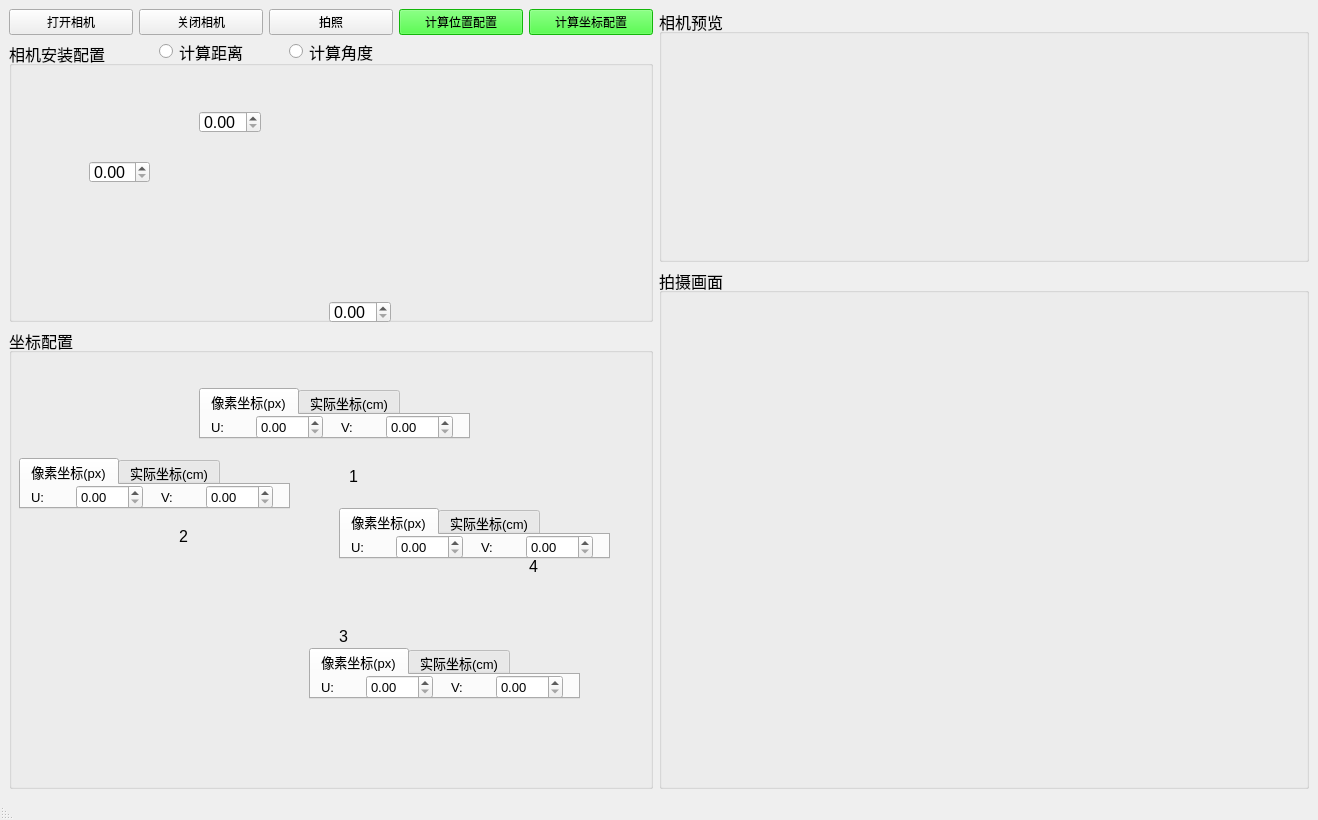
zhengsiyusy/camera_distance, file camera.ui: the form before one commit.
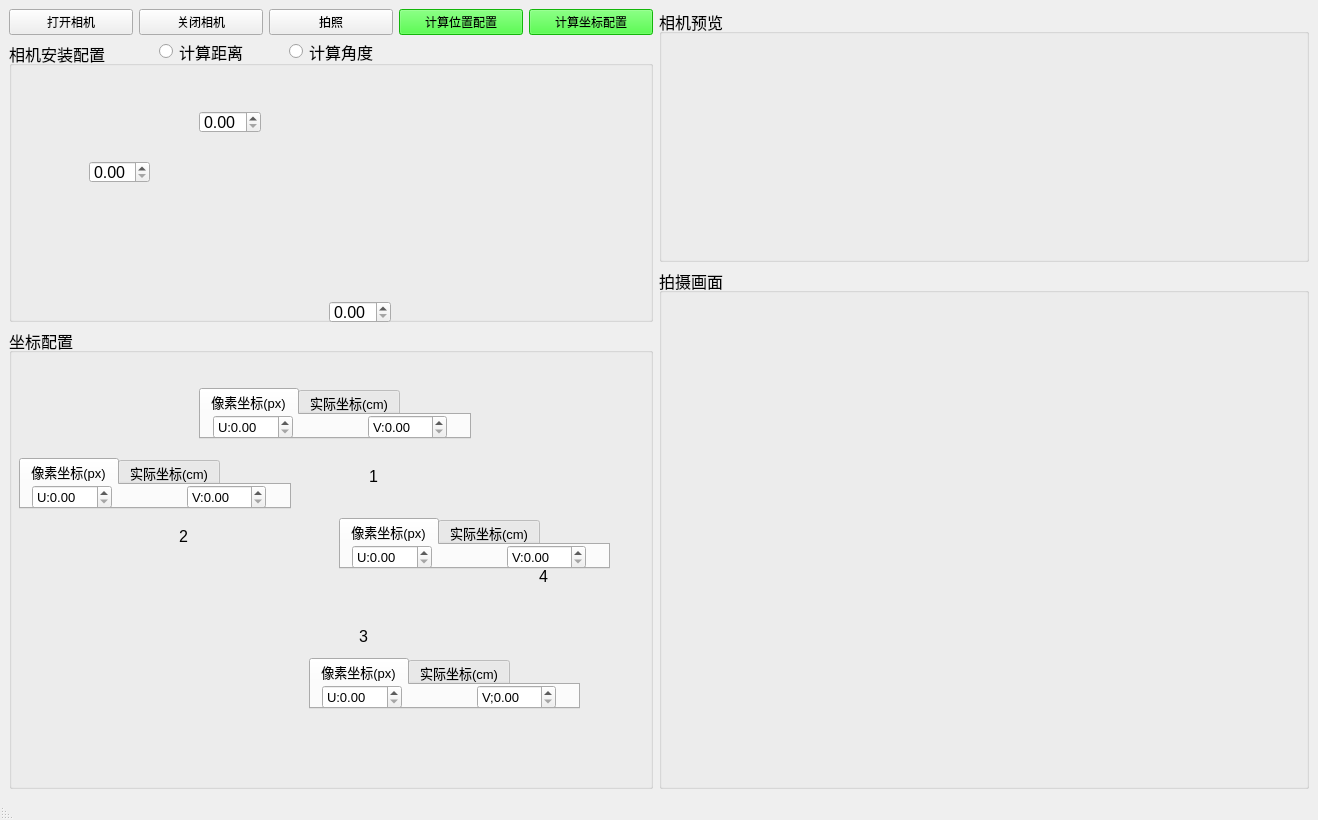
The form after the commit. The open tabs and pages were chosen to show the change. Icons and pictures are not drawn.

```diff
--- a/camera.ui
+++ b/camera.ui
@@ -243,7 +243,7 @@
           <rect>
            <x>190</x>
            <y>60</y>
-           <width>271</width>
+           <width>272</width>
            <height>51</height>
           </rect>
          </property>
@@ -259,54 +259,21 @@
           <attribute name="title">
            <string>像素坐标(px)</string>
           </attribute>
-          <widget class="QWidget" name="layoutWidget">
+          <widget class="QWidget" name="">
            <property name="geometry">
             <rect>
-             <x>140</x>
+             <x>12</x>
              <y>0</y>
-             <width>112</width>
-             <height>25</height>
-            </rect>
-           </property>
-           <layout class="QHBoxLayout" name="horizontalLayout_2">
-            <item>
-             <widget class="QLabel" name="px_v1">
-              <property name="text">
-               <string>V:</string>
-              </property>
-             </widget>
-            </item>
-            <item>
-             <widget class="QDoubleSpinBox" name="left_up_px_v">
-              <property name="maximum">
-               <double>480.000000000000000</double>
-              </property>
-              <property name="singleStep">
-               <double>0.100000000000000</double>
-              </property>
-             </widget>
-            </item>
-           </layout>
-          </widget>
-          <widget class="QWidget" name="layoutWidget">
-           <property name="geometry">
-            <rect>
-             <x>10</x>
-             <y>0</y>
-             <width>112</width>
+             <width>234</width>
              <height>25</height>
             </rect>
            </property>
            <layout class="QHBoxLayout" name="horizontalLayout">
-            <item>
-             <widget class="QLabel" name="px_u1">
-              <property name="text">
-               <string>U:</string>
-              </property>
-             </widget>
-            </item>
             <item>
              <widget class="QDoubleSpinBox" name="left_up_px_u">
+              <property name="prefix">
+               <string>U:</string>
+              </property>
               <property name="minimum">
                <double>0.000000000000000</double>
               </property>
@@ -318,6 +285,32 @@
               </property>
              </widget>
             </item>
+            <item>
+             <spacer name="horizontalSpacer">
+              <property name="orientation">
+               <enum>Qt::Horizontal</enum>
+              </property>
+              <property name="sizeHint" stdset="0">
+               <size>
+                <width>48</width>
+                <height>20</height>
+               </size>
+              </property>
+             </spacer>
+            </item>
+            <item>
+             <widget class="QDoubleSpinBox" name="left_up_px_v">
+              <property name="prefix">
+               <string>V:</string>
+              </property>
+              <property name="maximum">
+               <double>480.000000000000000</double>
+              </property>
+              <property name="singleStep">
+               <double>0.100000000000000</double>
+              </property>
+             </widget>
+            </item>
            </layout>
           </widget>
          </widget>
@@ -334,14 +327,7 @@
              <height>25</height>
             </rect>
            </property>
-           <layout class="QHBoxLayout" name="horizontalLayout_3">
-            <item>
-             <widget class="QLabel" name="cm_x1">
-              <property name="text">
-               <string>X:</string>
-              </property>
-             </widget>
-            </item>
+           <layout class="QHBoxLayout" name="horizontalLayout_2">
             <item>
              <widget class="QDoubleSpinBox" name="left_up_cm_x">
               <property name="minimum">
@@ -352,24 +338,18 @@
               </property>
              </widget>
             </item>
-           </layout>
-          </widget>
-          <widget class="QWidget" name="layoutWidget_3">
-           <property name="geometry">
-            <rect>
-             <x>140</x>
-             <y>0</y>
-             <width>112</width>
-             <height>25</height>
-            </rect>
-           </property>
-           <layout class="QHBoxLayout" name="horizontalLayout_4">
             <item>
-             <widget class="QLabel" name="cm_y1">
-              <property name="text">
-               <string>Y:</string>
+             <spacer name="horizontalSpacer_7">
+              <property name="orientation">
+               <enum>Qt::Horizontal</enum>
               </property>
-             </widget>
+              <property name="sizeHint" stdset="0">
+               <size>
+                <width>48</width>
+                <height>20</height>
+               </size>
+              </property>
+             </spacer>
             </item>
             <item>
              <widget class="QDoubleSpinBox" name="left_up_cm_y">
@@ -386,7 +366,7 @@
          <property name="geometry">
           <rect>
            <x>300</x>
-           <y>320</y>
+           <y>330</y>
            <width>271</width>
            <height>51</height>
           </rect>
@@ -403,54 +383,21 @@
           <attribute name="title">
            <string>像素坐标(px)</string>
           </attribute>
-          <widget class="QWidget" name="layoutWidget_8">
+          <widget class="QWidget" name="">
            <property name="geometry">
             <rect>
-             <x>140</x>
+             <x>11</x>
              <y>0</y>
-             <width>112</width>
+             <width>234</width>
              <height>25</height>
             </rect>
            </property>
-           <layout class="QHBoxLayout" name="horizontalLayout_9">
-            <item>
-             <widget class="QLabel" name="px_v3">
-              <property name="text">
-               <string>V:</string>
-              </property>
-             </widget>
-            </item>
-            <item>
-             <widget class="QDoubleSpinBox" name="right_down_px_v">
-              <property name="maximum">
-               <double>480.000000000000000</double>
-              </property>
-              <property name="singleStep">
-               <double>0.100000000000000</double>
-              </property>
-             </widget>
-            </item>
-           </layout>
-          </widget>
-          <widget class="QWidget" name="layoutWidget_9">
-           <property name="geometry">
-            <rect>
-             <x>10</x>
-             <y>0</y>
-             <width>112</width>
-             <height>25</height>
-            </rect>
-           </property>
-           <layout class="QHBoxLayout" name="horizontalLayout_10">
-            <item>
-             <widget class="QLabel" name="px_u3">
-              <property name="text">
-               <string>U:</string>
-              </property>
-             </widget>
-            </item>
+           <layout class="QHBoxLayout" name="horizontalLayout_6">
             <item>
              <widget class="QDoubleSpinBox" name="right_down_px_u">
+              <property name="prefix">
+               <string>U:</string>
+              </property>
               <property name="maximum">
                <double>640.000000000000000</double>
               </property>
@@ -459,6 +406,32 @@
               </property>
              </widget>
             </item>
+            <item>
+             <spacer name="horizontalSpacer_5">
+              <property name="orientation">
+               <enum>Qt::Horizontal</enum>
+              </property>
+              <property name="sizeHint" stdset="0">
+               <size>
+                <width>48</width>
+                <height>20</height>
+               </size>
+              </property>
+             </spacer>
+            </item>
+            <item>
+             <widget class="QDoubleSpinBox" name="right_down_px_v">
+              <property name="prefix">
+               <string>V;</string>
+              </property>
+              <property name="maximum">
+               <double>480.000000000000000</double>
+              </property>
+              <property name="singleStep">
+               <double>0.100000000000000</double>
+              </property>
+             </widget>
+            </item>
            </layout>
           </widget>
          </widget>
@@ -475,14 +448,7 @@
              <height>25</height>
             </rect>
            </property>
-           <layout class="QHBoxLayout" name="horizontalLayout_11">
-            <item>
-             <widget class="QLabel" name="cm_x3">
-              <property name="text">
-               <string>X:</string>
-              </property>
-             </widget>
-            </item>
+           <layout class="QHBoxLayout" name="horizontalLayout_9">
             <item>
              <widget class="QDoubleSpinBox" name="right_down_cm_x">
               <property name="minimum">
@@ -506,11 +472,17 @@
            </property>
            <layout class="QHBoxLayout" name="horizontalLayout_12">
             <item>
-             <widget class="QLabel" name="cm_y3">
-              <property name="text">
-               <string>Y:</string>
+             <spacer name="horizontalSpacer_4">
+              <property name="orientation">
+               <enum>Qt::Horizontal</enum>
               </property>
-             </widget>
+              <property name="sizeHint" stdset="0">
+               <size>
+                <width>48</width>
+                <height>20</height>
+               </size>
+              </property>
+             </spacer>
             </item>
             <item>
              <widget class="QDoubleSpinBox" name="right_down_cm_y">
@@ -527,7 +499,7 @@
          <property name="geometry">
           <rect>
            <x>330</x>
-           <y>180</y>
+           <y>190</y>
            <width>271</width>
            <height>51</height>
           </rect>
@@ -544,54 +516,21 @@
           <attribute name="title">
            <string>像素坐标(px)</string>
           </attribute>
-          <widget class="QWidget" name="layoutWidget_12">
+          <widget class="QWidget" name="">
            <property name="geometry">
             <rect>
-             <x>140</x>
+             <x>11</x>
              <y>0</y>
-             <width>112</width>
+             <width>234</width>
              <height>25</height>
             </rect>
            </property>
-           <layout class="QHBoxLayout" name="horizontalLayout_13">
-            <item>
-             <widget class="QLabel" name="px_v4">
-              <property name="text">
-               <string>V:</string>
-              </property>
-             </widget>
-            </item>
-            <item>
-             <widget class="QDoubleSpinBox" name="right_up_px_v">
-              <property name="maximum">
-               <double>480.000000000000000</double>
-              </property>
-              <property name="singleStep">
-               <double>0.100000000000000</double>
-              </property>
-             </widget>
-            </item>
-           </layout>
-          </widget>
-          <widget class="QWidget" name="layoutWidget_13">
-           <property name="geometry">
-            <rect>
-             <x>10</x>
-             <y>0</y>
-             <width>112</width>
-             <height>25</height>
-            </rect>
-           </property>
-           <layout class="QHBoxLayout" name="horizontalLayout_14">
-            <item>
-             <widget class="QLabel" name="px_u4">
-              <property name="text">
-               <string>U:</string>
-              </property>
-             </widget>
-            </item>
+           <layout class="QHBoxLayout" name="horizontalLayout_3">
             <item>
              <widget class="QDoubleSpinBox" name="right_up_px_u">
+              <property name="prefix">
+               <string>U:</string>
+              </property>
               <property name="minimum">
                <double>0.000000000000000</double>
               </property>
@@ -603,6 +542,32 @@
               </property>
              </widget>
             </item>
+            <item>
+             <spacer name="horizontalSpacer_3">
+              <property name="orientation">
+               <enum>Qt::Horizontal</enum>
+              </property>
+              <property name="sizeHint" stdset="0">
+               <size>
+                <width>48</width>
+                <height>20</height>
+               </size>
+              </property>
+             </spacer>
+            </item>
+            <item>
+             <widget class="QDoubleSpinBox" name="right_up_px_v">
+              <property name="prefix">
+               <string>V:</string>
+              </property>
+              <property name="maximum">
+               <double>480.000000000000000</double>
+              </property>
+              <property name="singleStep">
+               <double>0.100000000000000</double>
+              </property>
+             </widget>
+            </item>
            </layout>
           </widget>
          </widget>
@@ -672,7 +637,7 @@
           <rect>
            <x>10</x>
            <y>130</y>
-           <width>271</width>
+           <width>272</width>
            <height>51</height>
           </rect>
          </property>
@@ -688,54 +653,21 @@
           <attribute name="title">
            <string>像素坐标(px)</string>
           </attribute>
-          <widget class="QWidget" name="layoutWidget_16">
+          <widget class="QWidget" name="">
            <property name="geometry">
             <rect>
-             <x>140</x>
+             <x>11</x>
              <y>0</y>
-             <width>112</width>
+             <width>234</width>
              <height>25</height>
             </rect>
            </property>
-           <layout class="QHBoxLayout" name="horizontalLayout_17">
-            <item>
-             <widget class="QLabel" name="px_v2">
-              <property name="text">
-               <string>V:</string>
-              </property>
-             </widget>
-            </item>
-            <item>
-             <widget class="QDoubleSpinBox" name="left_down_px_v">
-              <property name="maximum">
-               <double>480.000000000000000</double>
-              </property>
-              <property name="singleStep">
-               <double>0.100000000000000</double>
-              </property>
-             </widget>
-            </item>
-           </layout>
-          </widget>
-          <widget class="QWidget" name="layoutWidget_17">
-           <property name="geometry">
-            <rect>
-             <x>10</x>
-             <y>0</y>
-             <width>112</width>
-             <height>25</height>
-            </rect>
-           </property>
-           <layout class="QHBoxLayout" name="horizontalLayout_18">
-            <item>
-             <widget class="QLabel" name="px_u2">
-              <property name="text">
-               <string>U:</string>
-              </property>
-             </widget>
-            </item>
+           <layout class="QHBoxLayout" name="horizontalLayout_4">
             <item>
              <widget class="QDoubleSpinBox" name="left_down_px_u">
+              <property name="prefix">
+               <string>U:</string>
+              </property>
               <property name="maximum">
                <double>640.000000000000000</double>
               </property>
@@ -744,6 +676,32 @@
               </property>
              </widget>
             </item>
+            <item>
+             <spacer name="horizontalSpacer_8">
+              <property name="orientation">
+               <enum>Qt::Horizontal</enum>
+              </property>
+              <property name="sizeHint" stdset="0">
+               <size>
+                <width>48</width>
+                <height>20</height>
+               </size>
+              </property>
+             </spacer>
+            </item>
+            <item>
+             <widget class="QDoubleSpinBox" name="left_down_px_v">
+              <property name="prefix">
+               <string>V:</string>
+              </property>
+              <property name="maximum">
+               <double>480.000000000000000</double>
+              </property>
+              <property name="singleStep">
+               <double>0.100000000000000</double>
+              </property>
+             </widget>
+            </item>
            </layout>
           </widget>
          </widget>
@@ -811,7 +769,7 @@
         <widget class="QLabel" name="led1">
          <property name="geometry">
           <rect>
-           <x>340</x>
+           <x>360</x>
            <y>140</y>
            <width>16</width>
            <height>16</height>
@@ -843,7 +801,7 @@
         <widget class="QLabel" name="led3">
          <property name="geometry">
           <rect>
-           <x>330</x>
+           <x>350</x>
            <y>300</y>
            <width>16</width>
            <height>16</height>
@@ -859,8 +817,8 @@
         <widget class="QLabel" name="led4">
          <property name="geometry">
           <rect>
-           <x>520</x>
-           <y>230</y>
+           <x>530</x>
+           <y>240</y>
            <width>16</width>
            <height>16</height>
           </rect>
```
Left out of the diff: 143 changed lines with no effect on the pictures.
